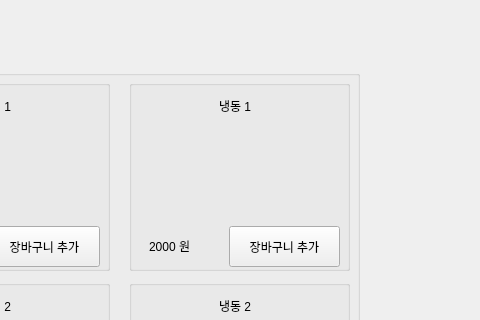
This is deli_ui/User_UI/mainPage.ui in addinedu-ros-7th/ros-repo-5 as Qt 5 draws it before an edit; both pictures show x 481 to 961 and y 0 to 320 of the 961 by 775 pixel window. The edited form follows.
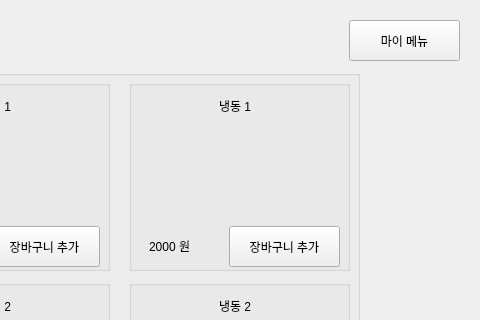
This is the edited form. Icons and pictures are not drawn.

Commit message: ui 마이페이지 구현

```diff
--- a/deli_ui/User_UI/mainPage.ui
+++ b/deli_ui/User_UI/mainPage.ui
@@ -715,6 +715,19 @@
     </property>
    </widget>
   </widget>
+  <widget class="QPushButton" name="my_menu">
+   <property name="geometry">
+    <rect>
+     <x>830</x>
+     <y>20</y>
+     <width>111</width>
+     <height>41</height>
+    </rect>
+   </property>
+   <property name="text">
+    <string>마이 메뉴</string>
+   </property>
+  </widget>
  </widget>
  <resources>
   <include location="img/1.png"/>
```
The commit also changes 2 other files.
